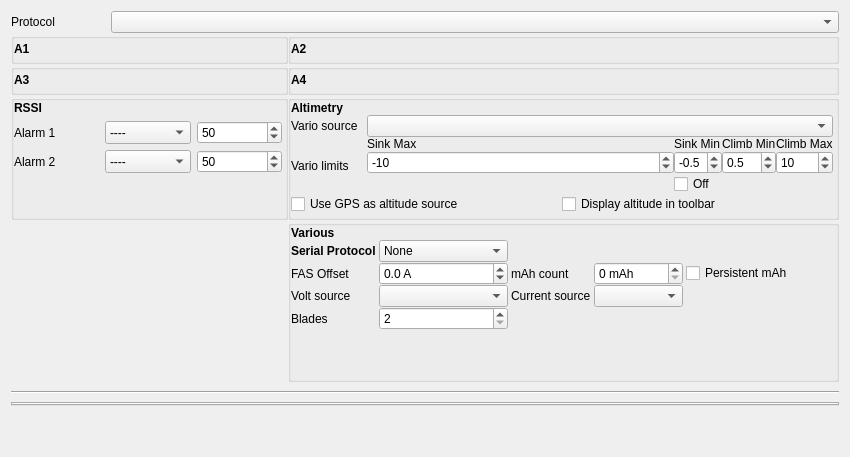
Above: companion/src/modeledit/telemetry.ui from opentx/opentx before the change. Below: the same form after it.
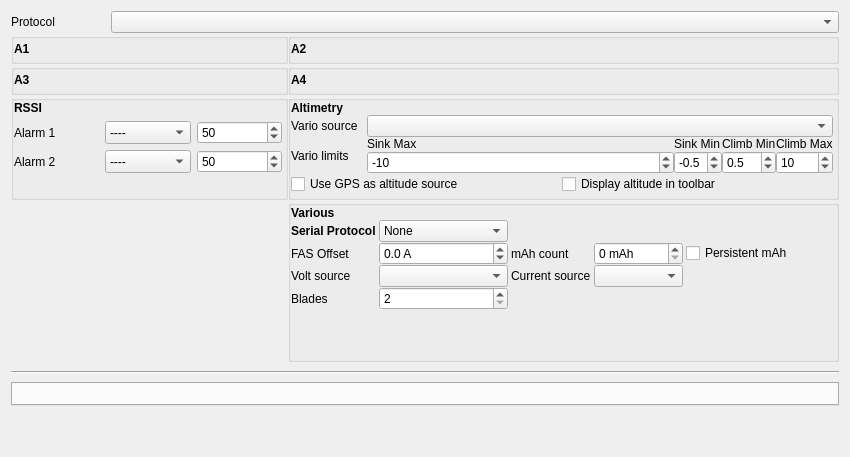
That is the form after the change. Custom widgets are drawn as their Qt base class.

Commit message: Fixes #1657: * corrected varioLimitCenterMin range * removed varioLimitMinOff checkbox (it is not used anymore in any radio)

```diff
--- a/companion/src/modeledit/telemetry.ui
+++ b/companion/src/modeledit/telemetry.ui
@@ -363,19 +363,6 @@
               </property>
              </widget>
             </item>
-            <item row="2" column="1">
-             <widget class="QCheckBox" name="varioLimitMinOff_ChkB">
-              <property name="sizePolicy">
-               <sizepolicy hsizetype="MinimumExpanding" vsizetype="Fixed">
-                <horstretch>0</horstretch>
-                <verstretch>0</verstretch>
-               </sizepolicy>
-              </property>
-              <property name="text">
-               <string>Off</string>
-              </property>
-             </widget>
-            </item>
             <item row="0" column="3">
              <widget class="QLabel" name="VarioLabel_2">
               <property name="sizePolicy">
```
Left out of the diff: 4 changed lines with no effect on the pictures. The commit also changes 2 other files.
